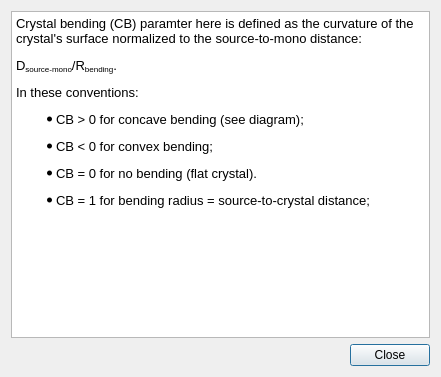
MatthewJCameron/imbl, file mono/monoGui/wtf.ui: the form before one commit.
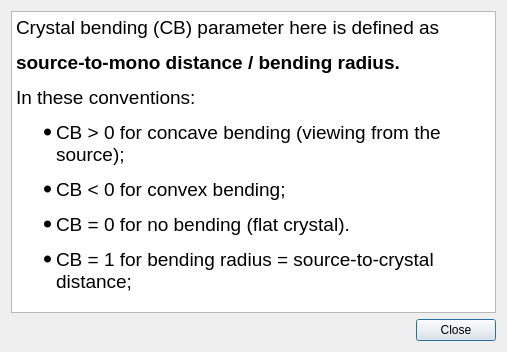
The form after the commit.

What changed in the file:
```diff
--- a/mono/monoGui/wtf.ui
+++ b/mono/monoGui/wtf.ui
@@ -6,8 +6,8 @@
    <rect>
     <x>0</x>
     <y>0</y>
-    <width>441</width>
-    <height>377</height>
+    <width>507</width>
+    <height>352</height>
    </rect>
   </property>
   <property name="windowTitle">
@@ -20,14 +20,14 @@
       <string>&lt;!DOCTYPE HTML PUBLIC &quot;-//W3C//DTD HTML 4.0//EN&quot; &quot;http://www.w3.org/TR/REC-html40/strict.dtd&quot;&gt;
 &lt;html&gt;&lt;head&gt;&lt;meta name=&quot;qrichtext&quot; content=&quot;1&quot; /&gt;&lt;style type=&quot;text/css&quot;&gt;
 p, li { white-space: pre-wrap; }
-&lt;/style&gt;&lt;/head&gt;&lt;body style=&quot; font-family:'Bitstream Vera Sans'; font-size:10pt; font-weight:400; font-style:normal;&quot;&gt;
-&lt;p style=&quot; margin-top:0px; margin-bottom:0px; margin-left:0px; margin-right:0px; -qt-block-indent:0; text-indent:0px;&quot;&gt;Crystal bending (CB) paramter here is defined as the curvature of the crystal's surface normalized to the source-to-mono distance:&lt;/p&gt;
-&lt;p style=&quot; margin-top:12px; margin-bottom:12px; margin-left:0px; margin-right:0px; -qt-block-indent:0; text-indent:0px;&quot;&gt;D&lt;span style=&quot; vertical-align:sub;&quot;&gt;source-mono&lt;/span&gt;/R&lt;span style=&quot; vertical-align:sub;&quot;&gt;bending&lt;/span&gt;.&lt;/p&gt;
-&lt;p style=&quot; margin-top:12px; margin-bottom:12px; margin-left:0px; margin-right:0px; -qt-block-indent:0; text-indent:0px;&quot;&gt;In these conventions:&lt;/p&gt;
-&lt;ul style=&quot;margin-top: 0px; margin-bottom: 0px; margin-left: 0px; margin-right: 0px; -qt-list-indent: 1;&quot;&gt;&lt;li style=&quot; margin-top:12px; margin-bottom:0px; margin-left:0px; margin-right:0px; -qt-block-indent:0; text-indent:0px;&quot;&gt;CB &amp;gt; 0 for concave bending (see diagram); &lt;/li&gt;
-&lt;li style=&quot; margin-top:12px; margin-bottom:0px; margin-left:0px; margin-right:0px; -qt-block-indent:0; text-indent:0px;&quot;&gt;CB &amp;lt; 0 for convex bending; &lt;/li&gt;
-&lt;li style=&quot; margin-top:12px; margin-bottom:0px; margin-left:0px; margin-right:0px; -qt-block-indent:0; text-indent:0px;&quot;&gt;CB = 0 for no bending (flat crystal).&lt;/li&gt;&lt;/ul&gt;
-&lt;ul style=&quot;margin-top: 0px; margin-bottom: 0px; margin-left: 0px; margin-right: 0px; -qt-list-indent: 1;&quot;&gt;&lt;li style=&quot; margin-top:12px; margin-bottom:0px; margin-left:0px; margin-right:0px; -qt-block-indent:0; text-indent:0px;&quot;&gt;CB = 1 for bending radius = source-to-crystal distance; &lt;/li&gt;&lt;/ul&gt;&lt;/body&gt;&lt;/html&gt;</string>
+&lt;/style&gt;&lt;/head&gt;&lt;body style=&quot; font-family:'Ubuntu'; font-size:14pt; font-weight:400; font-style:normal;&quot;&gt;
+&lt;p style=&quot; margin-top:0px; margin-bottom:0px; margin-left:0px; margin-right:0px; -qt-block-indent:0; text-indent:0px;&quot;&gt;&lt;span style=&quot; font-family:'Bitstream Vera Sans';&quot;&gt;Crystal bending (CB) parameter here is defined as&lt;/span&gt;&lt;/p&gt;
+&lt;p style=&quot; margin-top:12px; margin-bottom:12px; margin-left:0px; margin-right:0px; -qt-block-indent:0; text-indent:0px;&quot;&gt;&lt;span style=&quot; font-family:'Bitstream Vera Sans'; font-weight:600;&quot;&gt;source-to-mono distance / bending radius.&lt;/span&gt;&lt;/p&gt;
+&lt;p style=&quot; margin-top:12px; margin-bottom:12px; margin-left:0px; margin-right:0px; -qt-block-indent:0; text-indent:0px;&quot;&gt;&lt;span style=&quot; font-family:'Bitstream Vera Sans';&quot;&gt;In these conventions:&lt;/span&gt;&lt;/p&gt;
+&lt;ul style=&quot;margin-top: 0px; margin-bottom: 0px; margin-left: 0px; margin-right: 0px; -qt-list-indent: 1;&quot;&gt;&lt;li style=&quot; font-family:'Bitstream Vera Sans';&quot; style=&quot; margin-top:12px; margin-bottom:0px; margin-left:0px; margin-right:0px; -qt-block-indent:0; text-indent:0px;&quot;&gt;CB &amp;gt; 0 for concave bending (viewing from the source); &lt;/li&gt;
+&lt;li style=&quot; font-family:'Bitstream Vera Sans';&quot; style=&quot; margin-top:12px; margin-bottom:0px; margin-left:0px; margin-right:0px; -qt-block-indent:0; text-indent:0px;&quot;&gt;CB &amp;lt; 0 for convex bending; &lt;/li&gt;
+&lt;li style=&quot; font-family:'Bitstream Vera Sans';&quot; style=&quot; margin-top:12px; margin-bottom:0px; margin-left:0px; margin-right:0px; -qt-block-indent:0; text-indent:0px;&quot;&gt;CB = 0 for no bending (flat crystal).&lt;/li&gt;&lt;/ul&gt;
+&lt;ul style=&quot;margin-top: 0px; margin-bottom: 0px; margin-left: 0px; margin-right: 0px; -qt-list-indent: 1;&quot;&gt;&lt;li style=&quot; font-family:'Bitstream Vera Sans';&quot; style=&quot; margin-top:12px; margin-bottom:0px; margin-left:0px; margin-right:0px; -qt-block-indent:0; text-indent:0px;&quot;&gt;CB = 1 for bending radius = source-to-crystal distance; &lt;/li&gt;&lt;/ul&gt;&lt;/body&gt;&lt;/html&gt;</string>
      </property>
     </widget>
    </item>
```
